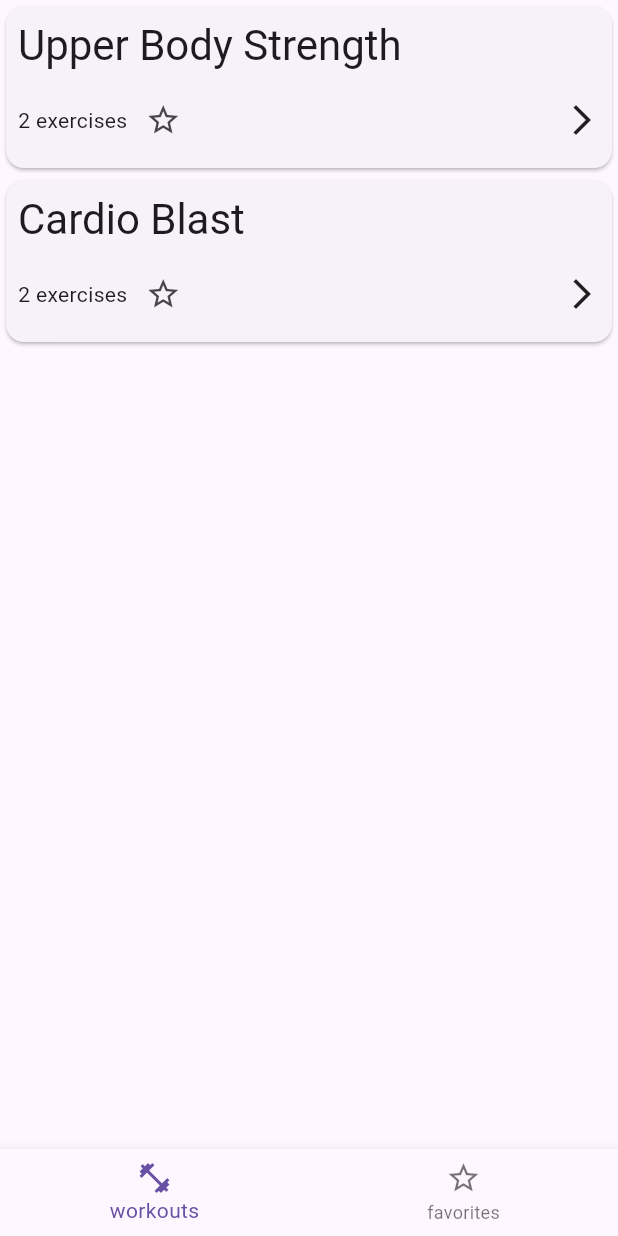
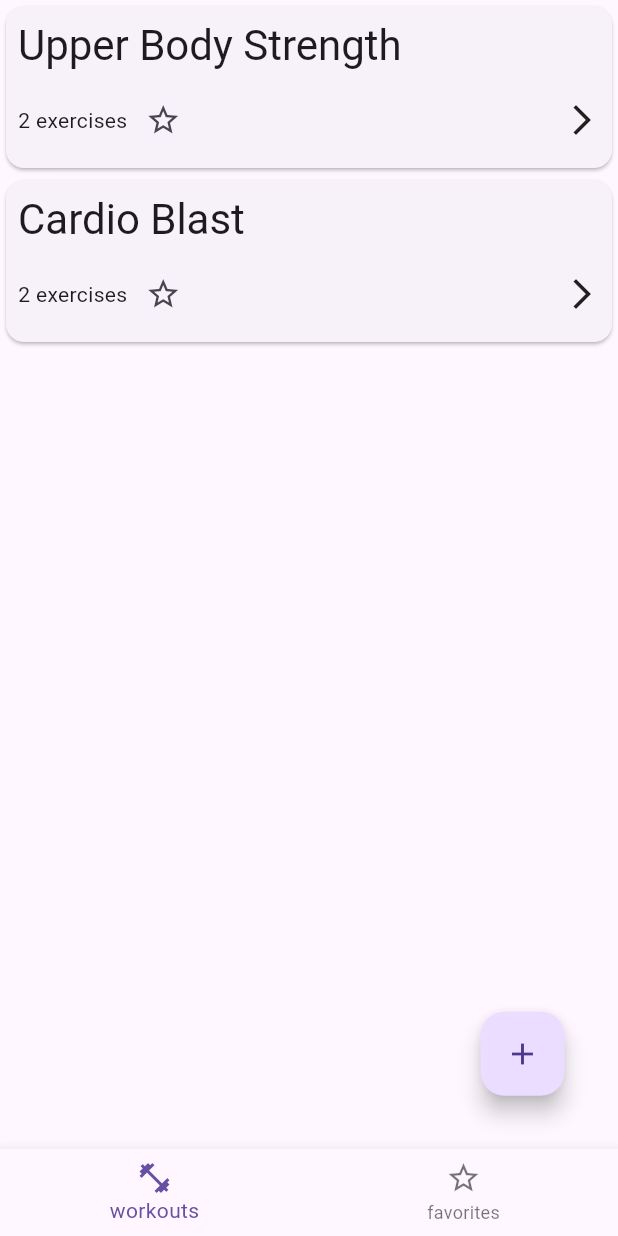
Before and after one commit to 0353497/cube_workouts_app, a Flutter app: the screen it shows after launch, on a phone screen of 412 x 824 dp. Run offline on Flutter 3.47's test engine with Material 3 defaults, Android fonts, the phone set to English and light mode, and no system bars; our stand-ins replace flutter_bloc, freezed_annotation, go_router, hive; accounts and stored records are empty.

Commit message:
Refactor WorkoutsPage to include FloatingActionButton in a Stack layout; improve UI interaction

```diff
--- a/lib/presentation/screens/workouts_page.dart
+++ b/lib/presentation/screens/workouts_page.dart
@@ -20,6 +20,14 @@ class _WorkoutsPageState extends State<WorkoutsPage> {
 
   @override
   Widget build(BuildContext context) {
-    return WorkoutBlockWidget();
+    return Stack(
+      children: [
+        const WorkoutBlockWidget(),
+        Align(
+          alignment: Alignment(.8, .9),
+          child: FloatingActionButton(onPressed: () {}, child: Icon(Icons.add)),
+        ),
+      ],
+    );
   }
 }
```
Also changed, not shown: lib/presentation/widgets/add_exercise_bottom_sheet.dart (+0 -9 lines).
